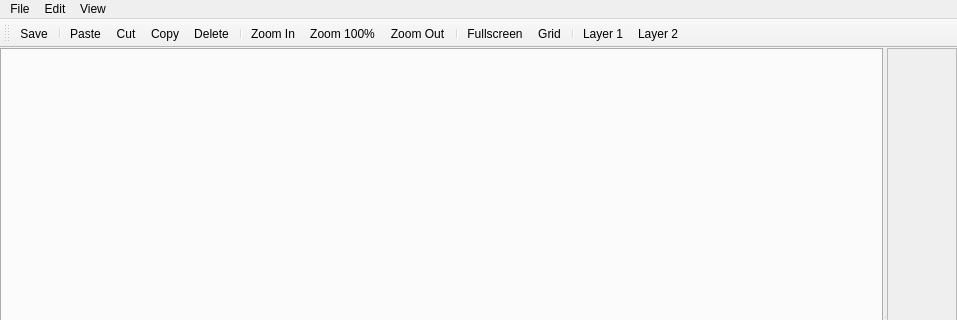
Above: leveleditorwindow.ui from ExplosBlue/CoinKiller before the change; both pictures show x 0 to 957 and y 0 to 320 of the 957 by 622 pixel window. Below: the same form after it.
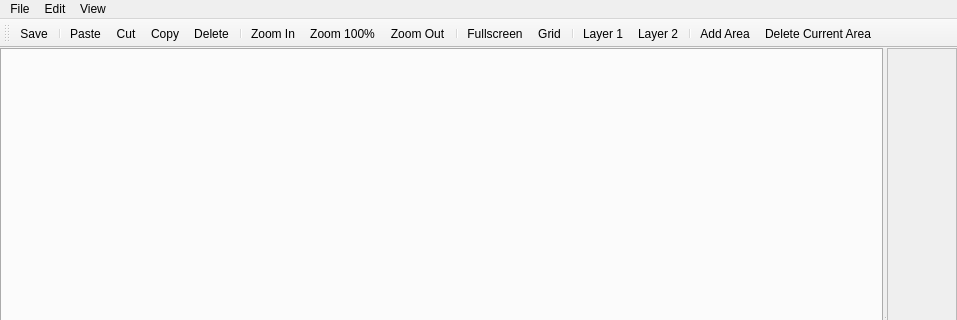
That is the form after the change.

Commit message: Add/Remove Areas

Diff of the .ui file:
```diff
--- a/leveleditorwindow.ui
+++ b/leveleditorwindow.ui
@@ -140,6 +140,9 @@
    <addaction name="separator"/>
    <addaction name="actionToggleLayer1"/>
    <addaction name="actionToggleLayer2"/>
+   <addaction name="separator"/>
+   <addaction name="actionAddArea"/>
+   <addaction name="actionDeleteCurrentArea"/>
   </widget>
   <action name="actionDo_shit_I_guess">
    <property name="text">
@@ -306,6 +309,22 @@
     <string>Ctrl+G</string>
    </property>
   </action>
+  <action name="actionAddArea">
+   <property name="text">
+    <string>Add Area</string>
+   </property>
+   <property name="shortcut">
+    <string>Ctrl+Alt+N</string>
+   </property>
+  </action>
+  <action name="actionDeleteCurrentArea">
+   <property name="text">
+    <string>Delete Current Area</string>
+   </property>
+   <property name="shortcut">
+    <string>Ctrl+Alt+D</string>
+   </property>
+  </action>
  </widget>
  <resources/>
  <connections/>
```
The commit also changes 6 other files.
